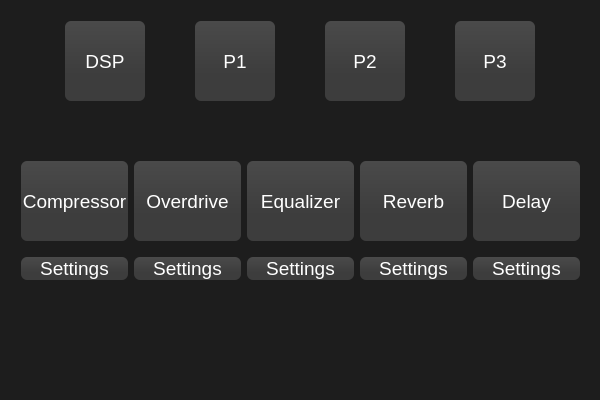
Old version of the form CrimsonGUI/mainwindow.ui in the repository eduardosacco/crimsonfx.
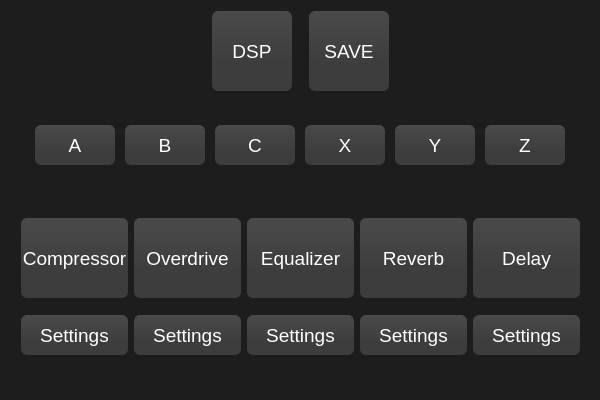
New version of the form.

```diff
--- a/CrimsonGUI/mainwindow.ui
+++ b/CrimsonGUI/mainwindow.ui
@@ -47,14 +47,20 @@
     <property name="geometry">
      <rect>
       <x>10</x>
-      <y>140</y>
+      <y>196</y>
       <width>581</width>
-      <height>161</height>
+      <height>181</height>
      </rect>
     </property>
     <layout class="QGridLayout" name="gridLayout">
      <item row="1" column="1">
       <widget class="QPushButton" name="btnOverdrive1Settings">
+       <property name="minimumSize">
+        <size>
+         <width>0</width>
+         <height>40</height>
+        </size>
+       </property>
        <property name="text">
         <string>Settings</string>
        </property>
@@ -62,6 +68,12 @@
      </item>
      <item row="1" column="2">
       <widget class="QPushButton" name="btnEqualizerSet">
+       <property name="minimumSize">
+        <size>
+         <width>0</width>
+         <height>40</height>
+        </size>
+       </property>
        <property name="text">
         <string>Settings</string>
        </property>
@@ -113,6 +125,12 @@
      </item>
      <item row="1" column="0">
       <widget class="QPushButton" name="btnCompressorSettings">
+       <property name="minimumSize">
+        <size>
+         <width>0</width>
+         <height>40</height>
+        </size>
+       </property>
        <property name="text">
         <string>Settings</string>
        </property>
@@ -186,6 +204,12 @@
      </item>
      <item row="1" column="3">
       <widget class="QPushButton" name="btnReverb1Settings">
+       <property name="minimumSize">
+        <size>
+         <width>0</width>
+         <height>40</height>
+        </size>
+       </property>
        <property name="text">
         <string>Settings</string>
        </property>
@@ -193,6 +217,12 @@
      </item>
      <item row="1" column="4">
       <widget class="QPushButton" name="btnDelay1Settings">
+       <property name="minimumSize">
+        <size>
+         <width>0</width>
+         <height>40</height>
+        </size>
+       </property>
        <property name="text">
         <string>Settings</string>
        </property>
@@ -203,32 +233,13 @@
    <widget class="QWidget" name="horizontalLayoutWidget">
     <property name="geometry">
      <rect>
-      <x>10</x>
-      <y>10</y>
-      <width>581</width>
-      <height>101</height>
+      <x>20</x>
+      <y>110</y>
+      <width>561</width>
+      <height>71</height>
      </rect>
     </property>
     <layout class="QHBoxLayout" name="horizontalLayout">
-     <item>
-      <widget class="QPushButton" name="btnDSPOnOff">
-       <property name="sizePolicy">
-        <sizepolicy hsizetype="Fixed" vsizetype="Fixed">
-         <horstretch>0</horstretch>
-         <verstretch>0</verstretch>
-        </sizepolicy>
-       </property>
-       <property name="minimumSize">
-        <size>
-         <width>80</width>
-         <height>80</height>
-        </size>
-       </property>
-       <property name="text">
-        <string>DSP</string>
-       </property>
-      </widget>
-     </item>
      <item>
       <widget class="QPushButton" name="btnPreset1">
        <property name="sizePolicy">
@@ -240,11 +251,11 @@
        <property name="minimumSize">
         <size>
          <width>80</width>
-         <height>80</height>
+         <height>40</height>
         </size>
        </property>
        <property name="text">
-        <string>P1</string>
+        <string>A</string>
        </property>
       </widget>
      </item>
@@ -259,11 +270,11 @@
        <property name="minimumSize">
         <size>
          <width>80</width>
-         <height>80</height>
+         <height>40</height>
         </size>
        </property>
        <property name="text">
-        <string>P2</string>
+        <string>B</string>
        </property>
       </widget>
      </item>
@@ -278,11 +289,118 @@
        <property name="minimumSize">
         <size>
          <width>80</width>
+         <height>40</height>
+        </size>
+       </property>
+       <property name="text">
+        <string>C</string>
+       </property>
+      </widget>
+     </item>
+     <item>
+      <widget class="QPushButton" name="btnPreset4">
+       <property name="sizePolicy">
+        <sizepolicy hsizetype="Fixed" vsizetype="Fixed">
+         <horstretch>0</horstretch>
+         <verstretch>0</verstretch>
+        </sizepolicy>
+       </property>
+       <property name="minimumSize">
+        <size>
+         <width>80</width>
+         <height>40</height>
+        </size>
+       </property>
+       <property name="text">
+        <string>X</string>
+       </property>
+      </widget>
+     </item>
+     <item>
+      <widget class="QPushButton" name="btnPreset5">
+       <property name="sizePolicy">
+        <sizepolicy hsizetype="Fixed" vsizetype="Fixed">
+         <horstretch>0</horstretch>
+         <verstretch>0</verstretch>
+        </sizepolicy>
+       </property>
+       <property name="minimumSize">
+        <size>
+         <width>80</width>
+         <height>40</height>
+        </size>
+       </property>
+       <property name="text">
+        <string>Y</string>
+       </property>
+      </widget>
+     </item>
+     <item>
+      <widget class="QPushButton" name="btnPreset6">
+       <property name="sizePolicy">
+        <sizepolicy hsizetype="Fixed" vsizetype="Fixed">
+         <horstretch>0</horstretch>
+         <verstretch>0</verstretch>
+        </sizepolicy>
+       </property>
+       <property name="minimumSize">
+        <size>
+         <width>80</width>
+         <height>40</height>
+        </size>
+       </property>
+       <property name="text">
+        <string>Z</string>
+       </property>
+      </widget>
+     </item>
+    </layout>
+   </widget>
+   <widget class="QWidget" name="horizontalLayoutWidget_2">
+    <property name="geometry">
+     <rect>
+      <x>190</x>
+      <y>0</y>
+      <width>221</width>
+      <height>101</height>
+     </rect>
+    </property>
+    <layout class="QHBoxLayout" name="horizontalLayout_2">
+     <item>
+      <widget class="QPushButton" name="btnDSPOnOff">
+       <property name="sizePolicy">
+        <sizepolicy hsizetype="Fixed" vsizetype="Fixed">
+         <horstretch>0</horstretch>
+         <verstretch>0</verstretch>
+        </sizepolicy>
+       </property>
+       <property name="minimumSize">
+        <size>
+         <width>80</width>
          <height>80</height>
         </size>
        </property>
        <property name="text">
-        <string>P3</string>
+        <string>DSP</string>
+       </property>
+      </widget>
+     </item>
+     <item>
+      <widget class="QPushButton" name="btnSave">
+       <property name="sizePolicy">
+        <sizepolicy hsizetype="Fixed" vsizetype="Fixed">
+         <horstretch>0</horstretch>
+         <verstretch>0</verstretch>
+        </sizepolicy>
+       </property>
+       <property name="minimumSize">
+        <size>
+         <width>80</width>
+         <height>80</height>
+        </size>
+       </property>
+       <property name="text">
+        <string>SAVE</string>
        </property>
       </widget>
      </item>
```
